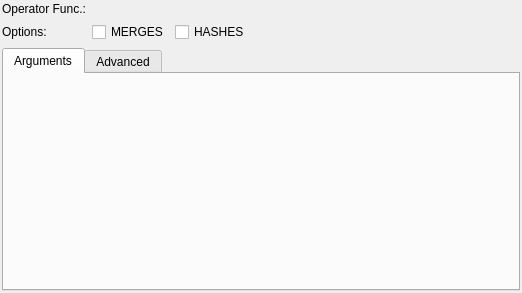
Above: libpgmodeler_ui/ui/operatorwidget.ui from pgmodeler/pgmodeler before the change. Below: the same form after it.
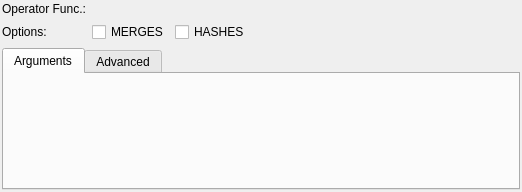
That is the form after the change.

```diff
--- a/libpgmodeler_ui/ui/operatorwidget.ui
+++ b/libpgmodeler_ui/ui/operatorwidget.ui
@@ -7,7 +7,7 @@
     <x>0</x>
     <y>0</y>
     <width>522</width>
-    <height>293</height>
+    <height>192</height>
    </rect>
   </property>
   <property name="windowTitle">
@@ -144,19 +144,6 @@
      </property>
     </spacer>
    </item>
-   <item row="3" column="0">
-    <spacer name="verticalSpacer_3">
-     <property name="orientation">
-      <enum>Qt::Vertical</enum>
-     </property>
-     <property name="sizeHint" stdset="0">
-      <size>
-       <width>20</width>
-       <height>1</height>
-      </size>
-     </property>
-    </spacer>
-   </item>
    <item row="0" column="0">
     <widget class="QLabel" name="operator_func_lbl">
      <property name="text">
```
Left out of the diff: 54 changed lines with no effect on the pictures.
